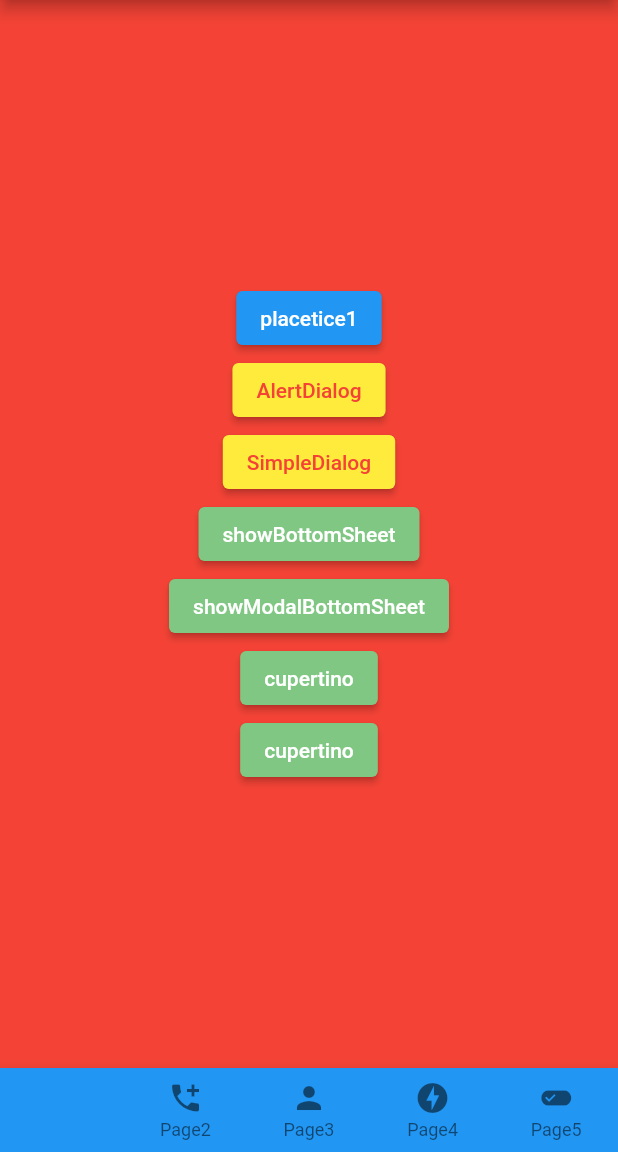
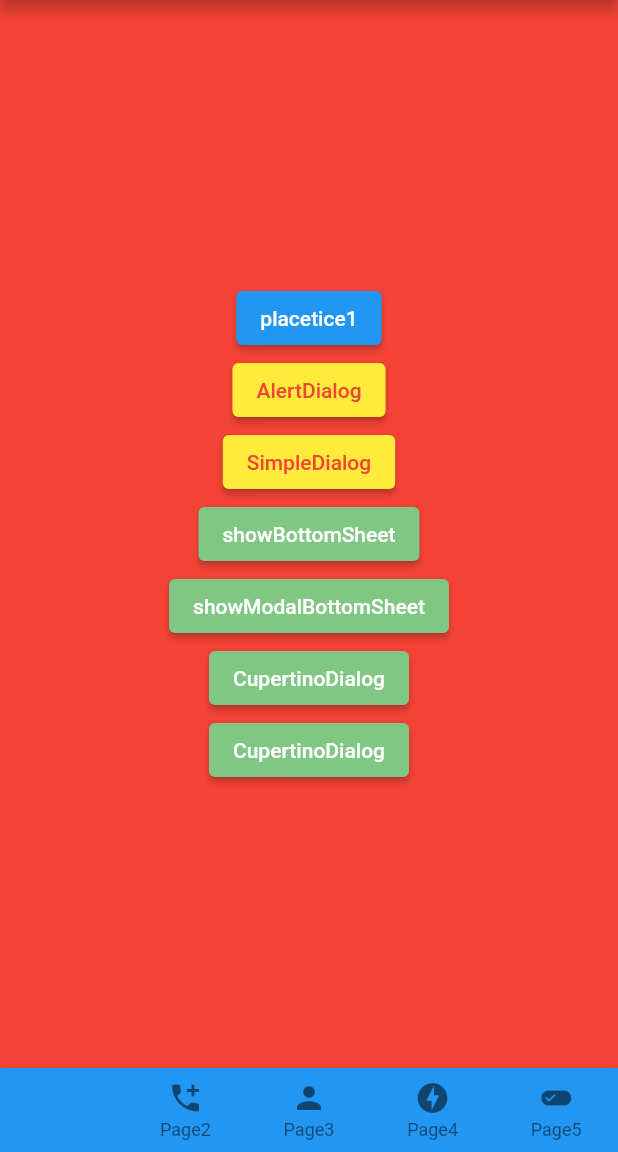
Before and after one commit to ramen2020/flutter_cheat, a Flutter app: the screen it shows after launch, on a phone screen of 412 x 824 dp, the part 84-1236 px from its top. Run offline on Flutter 3.47's test engine with Material 2 defaults, Android fonts, the phone set to English and light mode, and no system bars.

Commit message:
アラート修正

```diff
--- a/lib/pages/page1_page.dart
+++ b/lib/pages/page1_page.dart
@@ -153,8 +153,9 @@ class Page1 extends StatelessWidget {
                   );
                 }),
 
+            // AboutDialog アプリ名やversionを表示。あまり使わないほうがいい。
             ElevatedButton(
-                child: const Text('cupertino'),
+                child: const Text('CupertinoDialog'),
                 style: ElevatedButton.styleFrom(
                   primary: Colors.green[300],
                 ),
@@ -168,9 +169,9 @@ class Page1 extends StatelessWidget {
                   );
                 }),
 
-            // アラート cupertino あまり使用するのは良くない。
+            // アラート CupertinoDialog あまり使用するのは良くない。
             ElevatedButton(
-                child: const Text('cupertino'),
+                child: const Text('CupertinoDialog'),
                 style: ElevatedButton.styleFrom(
                   primary: Colors.green[300],
                 ),
```
